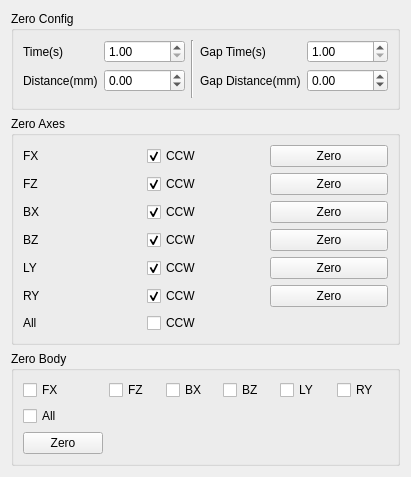
The window that source/wnd/ui/megatronpref.ui (ww4u/megarobostudio) describes before a commit, drawn with Qt 5.
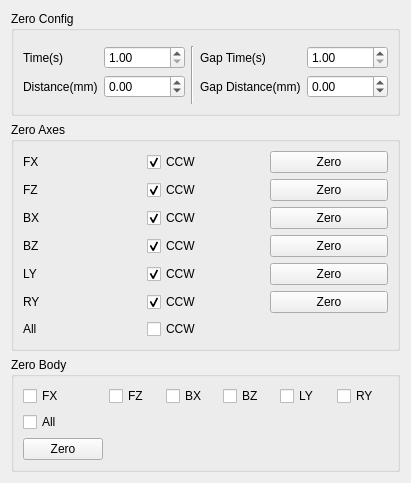
The same window after the commit. Custom widgets are drawn as their Qt base class.

What changed in the file:
```diff
--- a/source/wnd/ui/megatronpref.ui
+++ b/source/wnd/ui/megatronpref.ui
@@ -20,21 +20,21 @@
       <string>Zero Config</string>
      </property>
      <layout class="QGridLayout" name="gridLayout_3">
-      <item row="0" column="3">
-       <widget class="QLabel" name="label_11">
-        <property name="text">
-         <string>Gap Time(s)</string>
-        </property>
-       </widget>
-      </item>
-      <item row="0" column="2" rowspan="3">
+      <item row="1" column="2" rowspan="3">
        <widget class="Line" name="line">
         <property name="orientation">
          <enum>Qt::Vertical</enum>
         </property>
        </widget>
       </item>
-      <item row="0" column="1">
+      <item row="1" column="3">
+       <widget class="QLabel" name="label_11">
+        <property name="text">
+         <string>Gap Time(s)</string>
+        </property>
+       </widget>
+      </item>
+      <item row="1" column="1">
        <widget class="QDoubleSpinBox" name="spinZeroTime">
         <property name="minimum">
          <double>1.000000000000000</double>
@@ -44,21 +44,21 @@
         </property>
        </widget>
       </item>
-      <item row="0" column="0">
-       <widget class="QLabel" name="label_7">
-        <property name="text">
-         <string>Time(s)</string>
-        </property>
-       </widget>
-      </item>
-      <item row="1" column="0">
+      <item row="2" column="0">
        <widget class="QLabel" name="label_9">
         <property name="text">
          <string>Distance(mm)</string>
         </property>
        </widget>
       </item>
-      <item row="1" column="1">
+      <item row="1" column="0">
+       <widget class="QLabel" name="label_7">
+        <property name="text">
+         <string>Time(s)</string>
+        </property>
+       </widget>
+      </item>
+      <item row="2" column="1">
        <widget class="QDoubleSpinBox" name="spinZeroAngle">
         <property name="minimum">
          <double>-10000.000000000000000</double>
@@ -68,32 +68,35 @@
         </property>
        </widget>
       </item>
-      <item row="1" column="3">
+      <item row="2" column="4">
+       <widget class="QDoubleSpinBox" name="spinGapDistance">
+        <property name="minimum">
+         <double>-10000.000000000000000</double>
+        </property>
+        <property name="maximum">
+         <double>10000.000000000000000</double>
+        </property>
+       </widget>
+      </item>
+      <item row="1" column="4">
+       <widget class="QDoubleSpinBox" name="spinGapTime">
+        <property name="minimum">
+         <double>1.000000000000000</double>
+        </property>
+        <property name="maximum">
+         <double>100.000000000000000</double>
+        </property>
+       </widget>
+      </item>
+      <item row="2" column="3">
        <widget class="QLabel" name="label_12">
         <property name="text">
          <string>Gap Distance(mm)</string>
         </property>
        </widget>
       </item>
-      <item row="0" column="4">
-       <widget class="QDoubleSpinBox" name="spinGapTime">
-        <property name="minimum">
-         <double>1.000000000000000</double>
-        </property>
-        <property name="maximum">
-         <double>100.000000000000000</double>
-        </property>
-       </widget>
-      </item>
-      <item row="1" column="4">
-       <widget class="QDoubleSpinBox" name="spinGapDistance">
-        <property name="minimum">
-         <double>-10000.000000000000000</double>
-        </property>
-        <property name="maximum">
-         <double>10000.000000000000000</double>
-        </property>
-       </widget>
+      <item row="0" column="0">
+       <widget class="PageOption" name="widget" native="true"/>
       </item>
      </layout>
     </widget>
@@ -345,6 +348,14 @@
    </item>
   </layout>
  </widget>
+ <customwidgets>
+  <customwidget>
+   <class>PageOption</class>
+   <extends>QWidget</extends>
+   <header>pageoption.h</header>
+   <container>1</container>
+  </customwidget>
+ </customwidgets>
  <resources/>
  <connections/>
 </ui>
```
